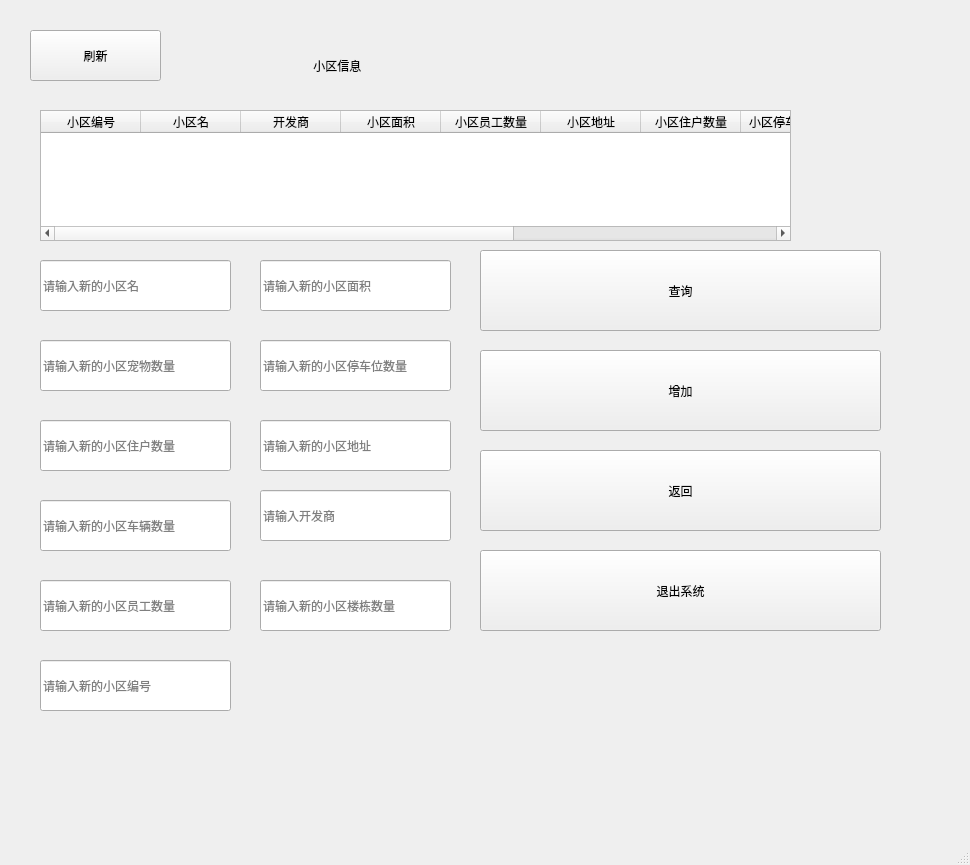
This is super_root_add_community.ui in wan-qiang/Database_classdesigner as Qt 5 draws it before an edit. The edited form follows.
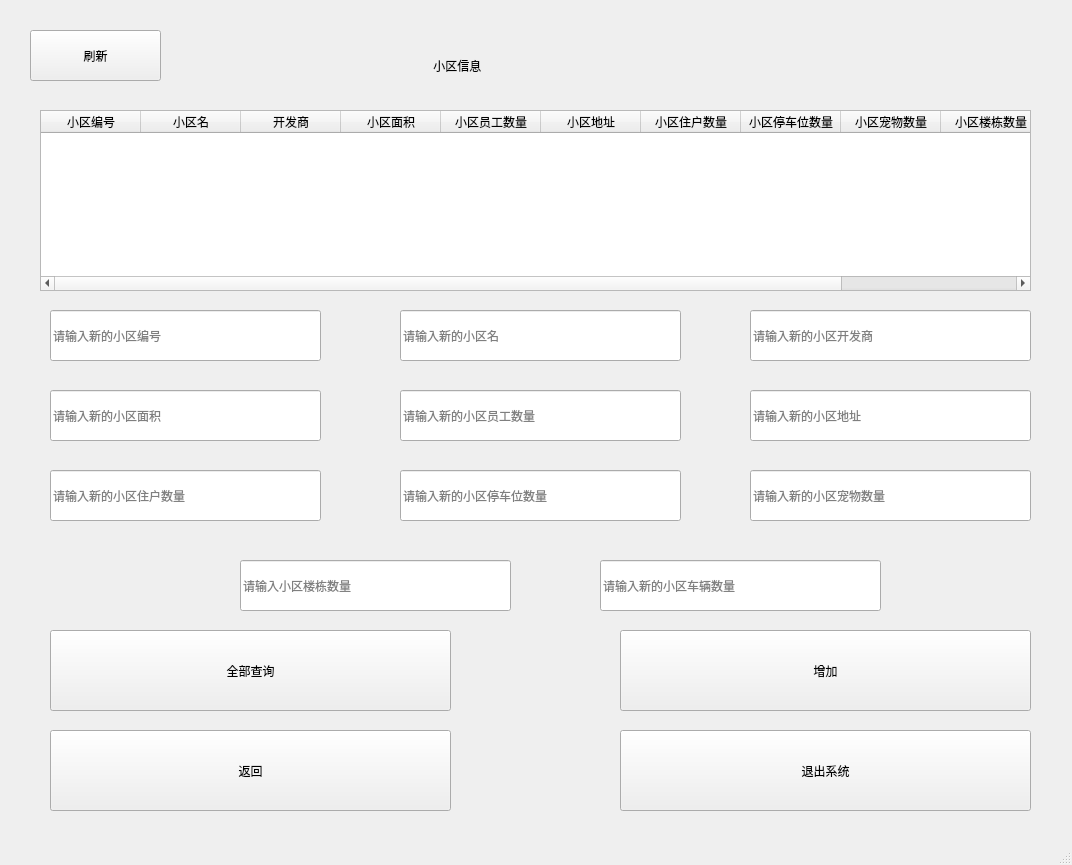
This is the edited form. Icons and pictures are not drawn.

Diff of the .ui file:
```diff
--- a/super_root_add_community.ui
+++ b/super_root_add_community.ui
@@ -6,21 +6,36 @@
    <rect>
     <x>0</x>
     <y>0</y>
-    <width>970</width>
+    <width>1072</width>
     <height>865</height>
    </rect>
   </property>
+  <property name="minimumSize">
+   <size>
+    <width>1072</width>
+    <height>865</height>
+   </size>
+  </property>
+  <property name="maximumSize">
+   <size>
+    <width>1072</width>
+    <height>865</height>
+   </size>
+  </property>
   <property name="windowTitle">
    <string>super_root_添加小区</string>
   </property>
+  <property name="styleSheet">
+   <string notr="true">#centralwidget{border-image: url(:/background/background2.jpg);}</string>
+  </property>
   <widget class="QWidget" name="centralwidget">
    <widget class="QTableWidget" name="tableWidget">
     <property name="geometry">
      <rect>
       <x>40</x>
       <y>110</y>
-      <width>751</width>
-      <height>131</height>
+      <width>991</width>
+      <height>181</height>
      </rect>
     </property>
     <property name="alternatingRowColors">
@@ -85,35 +100,35 @@
    <widget class="QLineEdit" name="lineEdit_2">
     <property name="geometry">
      <rect>
-      <x>40</x>
-      <y>340</y>
-      <width>191</width>
+      <x>400</x>
+      <y>310</y>
+      <width>281</width>
       <height>51</height>
      </rect>
     </property>
     <property name="placeholderText">
-     <string>请输入新的小区宠物数量</string>
+     <string>请输入新的小区名</string>
     </property>
    </widget>
    <widget class="QLineEdit" name="lineEdit_3">
     <property name="geometry">
      <rect>
-      <x>40</x>
-      <y>420</y>
-      <width>191</width>
+      <x>750</x>
+      <y>310</y>
+      <width>281</width>
       <height>51</height>
      </rect>
     </property>
     <property name="placeholderText">
-     <string>请输入新的小区住户数量</string>
+     <string>请输入新的小区开发商</string>
     </property>
    </widget>
    <widget class="QLineEdit" name="lineEdit_5">
     <property name="geometry">
      <rect>
-      <x>40</x>
-      <y>580</y>
-      <width>191</width>
+      <x>400</x>
+      <y>390</y>
+      <width>281</width>
       <height>51</height>
      </rect>
     </property>
@@ -124,8 +139,8 @@
    <widget class="QPushButton" name="pushButton_2">
     <property name="geometry">
      <rect>
-      <x>480</x>
-      <y>250</y>
+      <x>50</x>
+      <y>630</y>
       <width>401</width>
       <height>81</height>
      </rect>
@@ -134,15 +149,15 @@
      <string notr="true">font: 18pt &quot;Arial&quot;;</string>
     </property>
     <property name="text">
-     <string>查询</string>
+     <string>全部查询</string>
     </property>
    </widget>
    <widget class="QPushButton" name="pushButton_6">
     <property name="geometry">
      <rect>
-      <x>480</x>
-      <y>550</y>
-      <width>401</width>
+      <x>620</x>
+      <y>730</y>
+      <width>411</width>
       <height>81</height>
      </rect>
     </property>
@@ -156,14 +171,14 @@
    <widget class="QLineEdit" name="lineEdit_4">
     <property name="geometry">
      <rect>
-      <x>40</x>
-      <y>500</y>
-      <width>191</width>
+      <x>50</x>
+      <y>390</y>
+      <width>271</width>
       <height>51</height>
      </rect>
     </property>
     <property name="placeholderText">
-     <string>请输入新的小区车辆数量</string>
+     <string>请输入新的小区面积</string>
     </property>
    </widget>
    <widget class="QPushButton" name="pushButton_1">
@@ -185,8 +200,8 @@
    <widget class="QPushButton" name="pushButton_4">
     <property name="geometry">
      <rect>
-      <x>480</x>
-      <y>450</y>
+      <x>50</x>
+      <y>730</y>
       <width>401</width>
       <height>81</height>
      </rect>
@@ -201,7 +216,7 @@
    <widget class="QLabel" name="label">
     <property name="geometry">
      <rect>
-      <x>300</x>
+      <x>420</x>
       <y>40</y>
       <width>221</width>
       <height>51</height>
@@ -217,22 +232,22 @@
    <widget class="QLineEdit" name="lineEdit">
     <property name="geometry">
      <rect>
-      <x>40</x>
-      <y>260</y>
-      <width>191</width>
+      <x>50</x>
+      <y>310</y>
+      <width>271</width>
       <height>51</height>
      </rect>
     </property>
     <property name="placeholderText">
-     <string>请输入新的小区名</string>
+     <string>请输入新的小区编号</string>
     </property>
    </widget>
    <widget class="QPushButton" name="pushButton_7">
     <property name="geometry">
      <rect>
-      <x>480</x>
-      <y>350</y>
-      <width>401</width>
+      <x>620</x>
+      <y>630</y>
+      <width>411</width>
       <height>81</height>
      </rect>
     </property>
@@ -246,35 +261,35 @@
    <widget class="QLineEdit" name="lineEdit_6">
     <property name="geometry">
      <rect>
-      <x>40</x>
-      <y>660</y>
-      <width>191</width>
+      <x>750</x>
+      <y>390</y>
+      <width>281</width>
       <height>51</height>
      </rect>
     </property>
     <property name="placeholderText">
-     <string>请输入新的小区编号</string>
+     <string>请输入新的小区地址</string>
     </property>
    </widget>
    <widget class="QLineEdit" name="lineEdit_7">
     <property name="geometry">
      <rect>
-      <x>260</x>
-      <y>260</y>
-      <width>191</width>
+      <x>50</x>
+      <y>470</y>
+      <width>271</width>
       <height>51</height>
      </rect>
     </property>
     <property name="placeholderText">
-     <string>请输入新的小区面积</string>
+     <string>请输入新的小区住户数量</string>
     </property>
    </widget>
    <widget class="QLineEdit" name="lineEdit_8">
     <property name="geometry">
      <rect>
-      <x>260</x>
-      <y>340</y>
-      <width>191</width>
+      <x>400</x>
+      <y>470</y>
+      <width>281</width>
       <height>51</height>
      </rect>
     </property>
@@ -285,40 +300,40 @@
    <widget class="QLineEdit" name="lineEdit_9">
     <property name="geometry">
      <rect>
-      <x>260</x>
-      <y>420</y>
-      <width>191</width>
+      <x>750</x>
+      <y>470</y>
+      <width>281</width>
       <height>51</height>
      </rect>
     </property>
     <property name="placeholderText">
-     <string>请输入新的小区地址</string>
+     <string>请输入新的小区宠物数量</string>
     </property>
    </widget>
    <widget class="QLineEdit" name="lineEdit_10">
     <property name="geometry">
      <rect>
-      <x>260</x>
-      <y>490</y>
-      <width>191</width>
+      <x>240</x>
+      <y>560</y>
+      <width>271</width>
       <height>51</height>
      </rect>
     </property>
     <property name="placeholderText">
-     <string>请输入开发商</string>
+     <string>请输入小区楼栋数量</string>
     </property>
    </widget>
    <widget class="QLineEdit" name="lineEdit_11">
     <property name="geometry">
      <rect>
-      <x>260</x>
-      <y>580</y>
-      <width>191</width>
+      <x>600</x>
+      <y>560</y>
+      <width>281</width>
       <height>51</height>
      </rect>
     </property>
     <property name="placeholderText">
-     <string>请输入新的小区楼栋数量</string>
+     <string>请输入新的小区车辆数量</string>
     </property>
    </widget>
   </widget>
```
Left out of the diff: 6 changed lines with no effect on the pictures.
